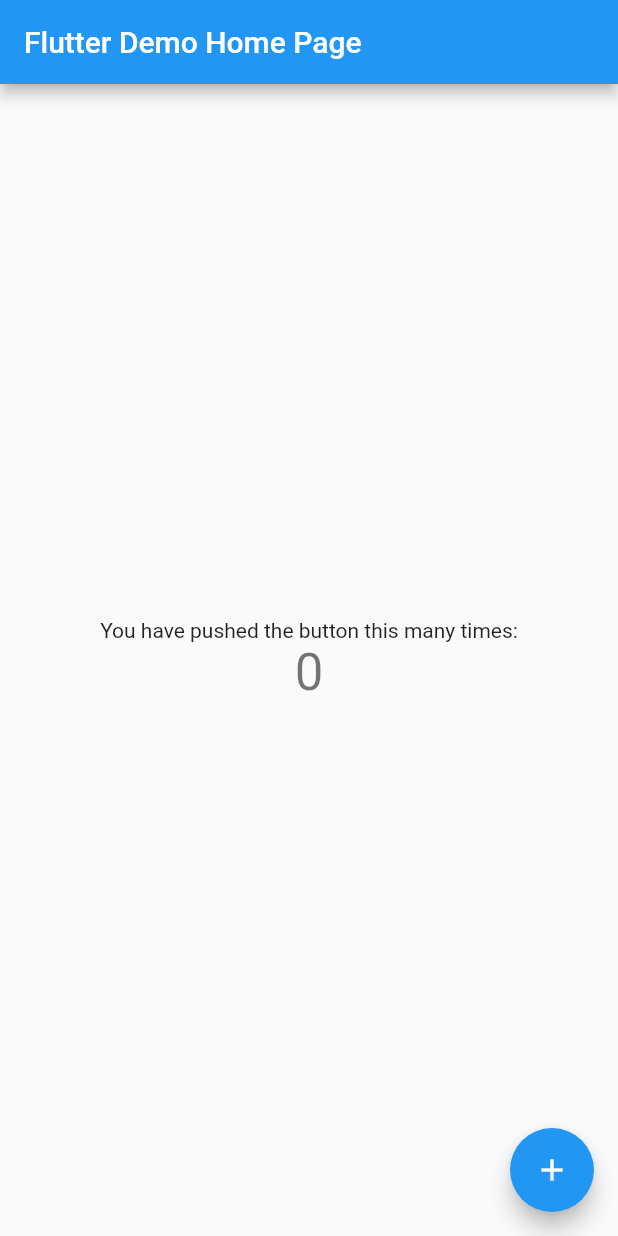
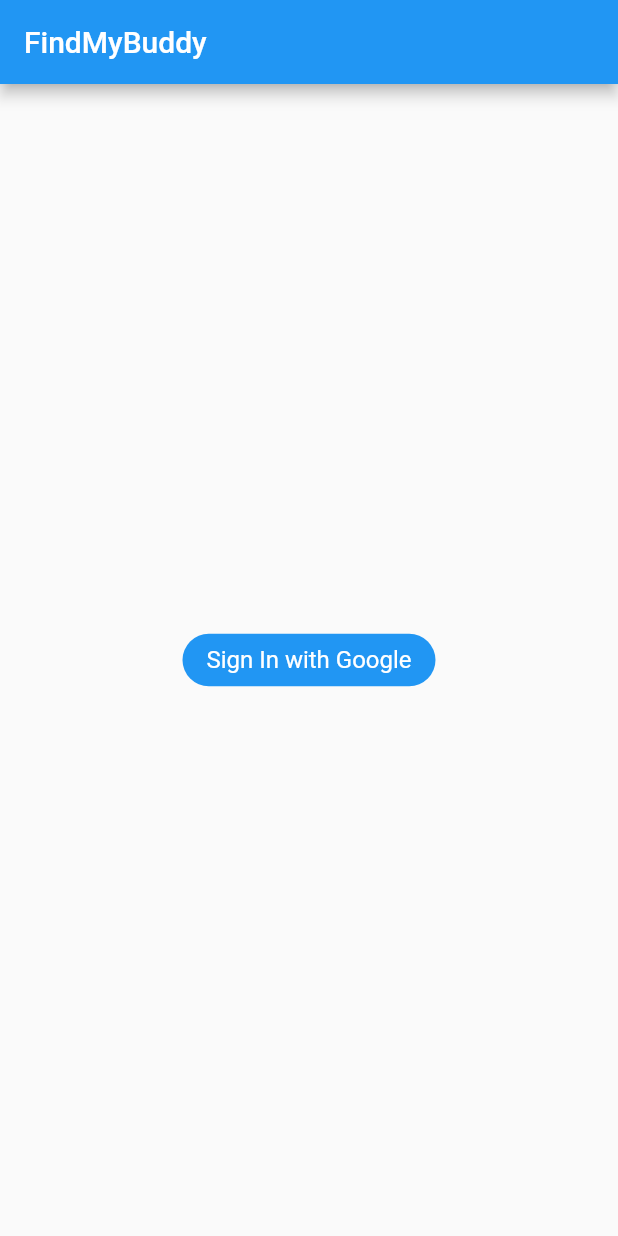
Before and after one commit to AryanKhubchandani/FindMyBuddy, a Flutter app: the screen it shows after launch, on a phone screen of 412 x 824 dp. Run offline on Flutter 3.47's test engine with Material 2 defaults, Android fonts, the phone set to English and light mode, and no system bars.

Commit message:
feat: initialize login page

```diff
--- /dev/null
+++ b/lib/loginpage.dart
@@ -0,0 +1,35 @@
+import 'package:flutter/material.dart';
+
+class Login extends StatefulWidget {
+  const Login({Key? key}) : super(key: key);
+
+  @override
+  _LoginState createState() => _LoginState();
+}
+
+class _LoginState extends State<Login> {
+  @override
+  Widget build(BuildContext context) {
+    return Scaffold(
+      appBar: AppBar(
+        title: const Text("FindMyBuddy"),
+      ),
+      body: Center(
+        child: GestureDetector(
+          onTap: () {},
+          child: Container(
+            decoration: BoxDecoration(
+              borderRadius: BorderRadius.circular(24),
+              color: Colors.blue,
+            ),
+            padding: const EdgeInsets.symmetric(horizontal: 16, vertical: 8),
+            child: const Text(
+              "Sign In with Google",
+              style: TextStyle(fontSize: 16, color: Colors.white),
+            ),
+          ),
+        ),
+      ),
+    );
+  }
+}
--- a/lib/main.dart
+++ b/lib/main.dart
@@ -1,115 +1,21 @@
+import 'package:find_my_buddy/loginpage.dart';
 import 'package:flutter/material.dart';
 
-void main() {
-  runApp(const MyApp());
+void main() async {
+  WidgetsFlutterBinding.ensureInitialized();
+  runApp(MyApp());
 }
 
 class MyApp extends StatelessWidget {
-  const MyApp({Key? key}) : super(key: key);
-
-  // This widget is the root of your application.
   @override
   Widget build(BuildContext context) {
     return MaterialApp(
       title: 'Flutter Demo',
+      debugShowCheckedModeBanner: false,
       theme: ThemeData(
-        // This is the theme of your application.
-        //
-        // Try running your application with "flutter run". You'll see the
-        // application has a blue toolbar. Then, without quitting the app, try
-        // changing the primarySwatch below to Colors.green and then invoke
-        // "hot reload" (press "r" in the console where you ran "flutter run",
-        // or simply save your changes to "hot reload" in a Flutter IDE).
-        // Notice that the counter didn't reset back to zero; the application
-        // is not restarted.
         primarySwatch: Colors.blue,
       ),
-      home: const MyHomePage(title: 'Flutter Demo Home Page'),
+      home: const Login(),
     );
   }
 }
-
-class MyHomePage extends StatefulWidget {
-  const MyHomePage({Key? key, required this.title}) : super(key: key);
-
-  // This widget is the home page of your application. It is stateful, meaning
-  // that it has a State object (defined below) that contains fields that affect
-  // how it looks.
-
-  // This class is the configuration for the state. It holds the values (in this
-  // case the title) provided by the parent (in this case the App widget) and
-  // used by the build method of the State. Fields in a Widget subclass are
-  // always marked "final".
-
-  final String title;
-
-  @override
-  State<MyHomePage> createState() => _MyHomePageState();
-}
-
-class _MyHomePageState extends State<MyHomePage> {
-  int _counter = 0;
-
-  void _incrementCounter() {
-    setState(() {
-      // This call to setState tells the Flutter framework that something has
-      // changed in this State, which causes it to rerun the build method below
-      // so that the display can reflect the updated values. If we changed
-      // _counter without calling setState(), then the build method would not be
-      // called again, and so nothing would appear to happen.
-      _counter++;
-    });
-  }
-
-  @override
-  Widget build(BuildContext context) {
-    // This method is rerun every time setState is called, for instance as done
-    // by the _incrementCounter method above.
-    //
-    // The Flutter framework has been optimized to make rerunning build methods
-    // fast, so that you can just rebuild anything that needs updating rather
-    // than having to individually change instances of widgets.
-    return Scaffold(
-      appBar: AppBar(
-        // Here we take the value from the MyHomePage object that was created by
-        // the App.build method, and use it to set our appbar title.
-        title: Text(widget.title),
-      ),
-      body: Center(
-        // Center is a layout widget. It takes a single child and positions it
-        // in the middle of the parent.
-        child: Column(
-          // Column is also a layout widget. It takes a list of children and
-          // arranges them vertically. By default, it sizes itself to fit its
-          // children horizontally, and tries to be as tall as its parent.
-          //
-          // Invoke "debug painting" (press "p" in the console, choose the
-          // "Toggle Debug Paint" action from the Flutter Inspector in Android
-          // Studio, or the "Toggle Debug Paint" command in Visual Studio Code)
-          // to see the wireframe for each widget.
-          //
-          // Column has various properties to control how it sizes itself and
-          // how it positions its children. Here we use mainAxisAlignment to
-          // center the children vertically; the main axis here is the vertical
-          // axis because Columns are vertical (the cross axis would be
-          // horizontal).
-          mainAxisAlignment: MainAxisAlignment.center,
-          children: <Widget>[
-            const Text(
-              'You have pushed the button this many times:',
-            ),
-            Text(
-              '$_counter',
-              style: Theme.of(context).textTheme.headline4,
-            ),
-          ],
-        ),
-      ),
-      floatingActionButton: FloatingActionButton(
-        onPressed: _incrementCounter,
-        tooltip: 'Increment',
-        child: const Icon(Icons.add),
-      ), // This trailing comma makes auto-formatting nicer for build methods.
-    );
-  }
-}
```
Also changed, not shown: 1 other file.
